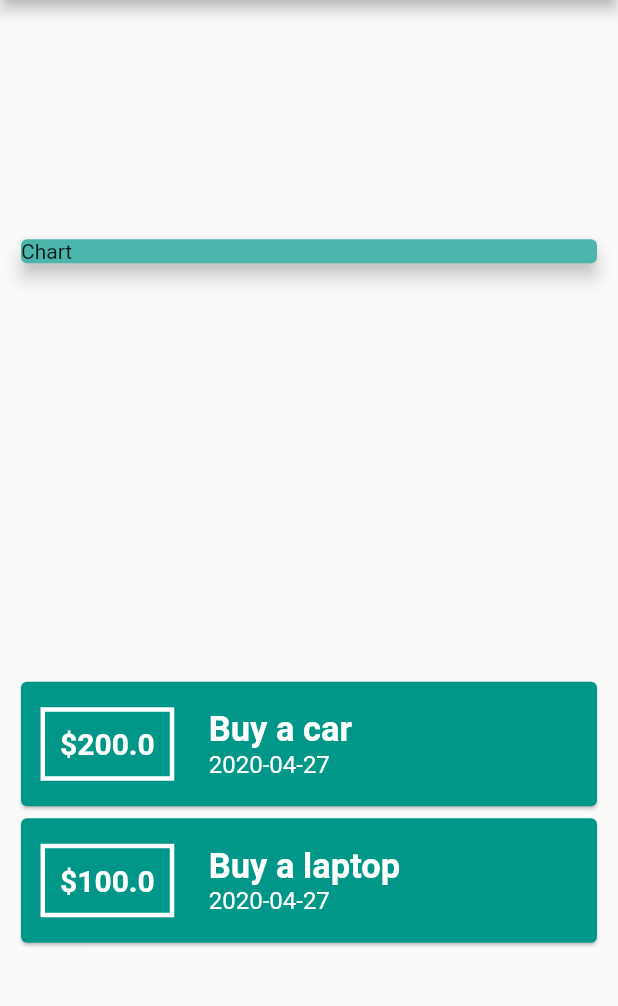
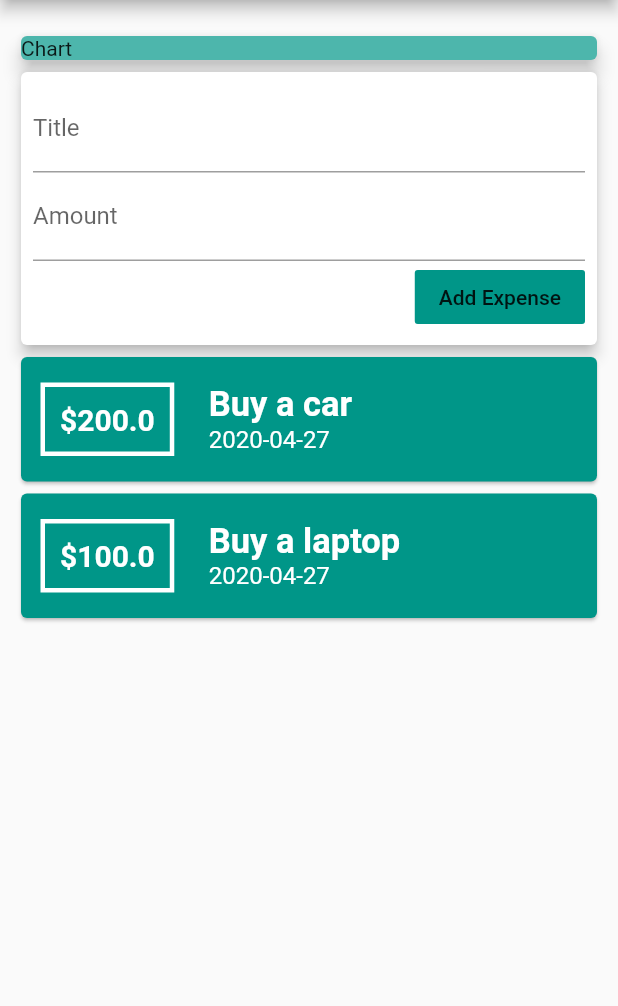
Before and after one commit to Ayesh1998/Flutter-Daily_Expenses_Calculator_App, a Flutter app: the screen it shows after launch, on a phone screen of 412 x 824 dp, the part 84-1090 px from its top. Run offline on Flutter 3.47's test engine with Material 2 defaults, Android fonts, the phone set to English and light mode, and no system bars.

Commit message:
Added input fields and styles to the app

```diff
--- a/lib/main.dart
+++ b/lib/main.dart
@@ -31,6 +31,9 @@ class HomePage extends StatelessWidget {
       title: 'Buy a laptop',
     ),
   ];
+
+  String inputTitle;
+  String inputAmount;
   @override
   Widget build(BuildContext context) {
     return Scaffold(
@@ -42,7 +45,6 @@ class HomePage extends StatelessWidget {
       body: Padding(
         padding: const EdgeInsets.fromLTRB(10, 20, 10, 0),
         child: Column(
-          mainAxisAlignment: MainAxisAlignment.spaceAround,
           crossAxisAlignment: CrossAxisAlignment.stretch,
           children: <Widget>[
             Container(
@@ -54,6 +56,37 @@ class HomePage extends StatelessWidget {
                   style: TextStyle(),
                 ),
                 elevation: 5,
+              ),
+            ),
+            Card(
+              elevation: 4,
+              child: Container(
+                padding: EdgeInsets.all(8),
+                child: Column(
+                  crossAxisAlignment: CrossAxisAlignment.end,
+                  children: <Widget>[
+                    TextField(
+                      onChanged: (value) {
+                        inputTitle = value;
+                      },
+                      decoration: InputDecoration(labelText: 'Title'),
+                    ),
+                    TextField(
+                      onChanged: (value) {
+                        inputAmount = value;
+                      },
+                      decoration: InputDecoration(labelText: 'Amount'),
+                    ),
+                    FlatButton(
+                      onPressed: () {
+                        print(inputAmount);
+                        print(inputTitle);
+                      },
+                      color: Colors.teal,
+                      child: Text('Add Expense'),
+                    )
+                  ],
+                ),
               ),
             ),
             Column(
```
